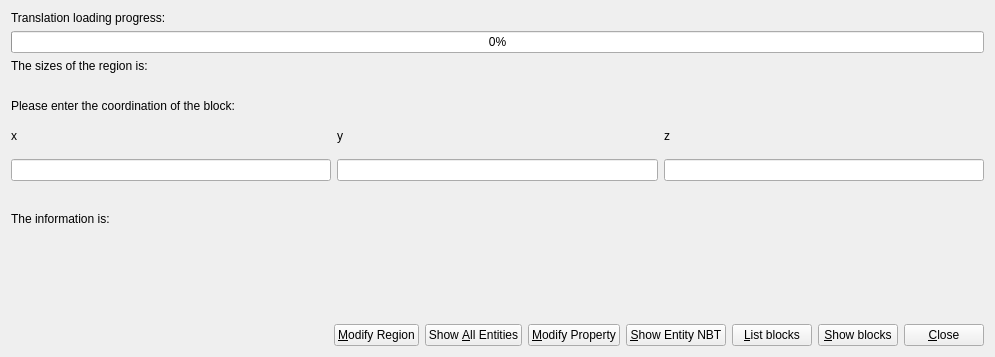
Above: src/blockreaderui.ui from DreamHelium/dhlrc before the change. Below: the same form after it.
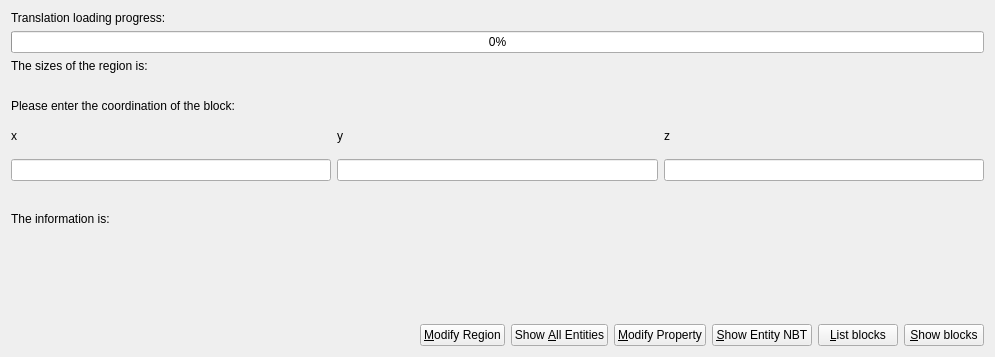
That is the form after the change.

The edit to the form file:
```diff
--- a/src/blockreaderui.ui
+++ b/src/blockreaderui.ui
@@ -176,13 +176,6 @@
          </property>
         </widget>
        </item>
-       <item>
-        <widget class="QPushButton" name="closeBtn">
-         <property name="text">
-          <string>&amp;Close</string>
-         </property>
-        </widget>
-       </item>
       </layout>
      </item>
     </layout>
```
Left out of the diff: 19 changed lines with no effect on the pictures.
